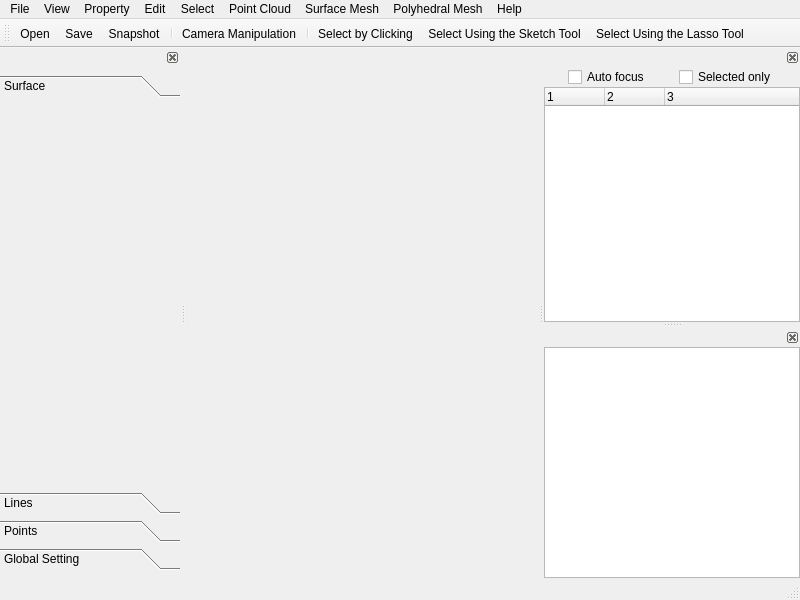
This is applications/Mapple/main_window.ui in LiangliangNan/Easy3D as Qt 5 draws it before an edit. The edited form follows.
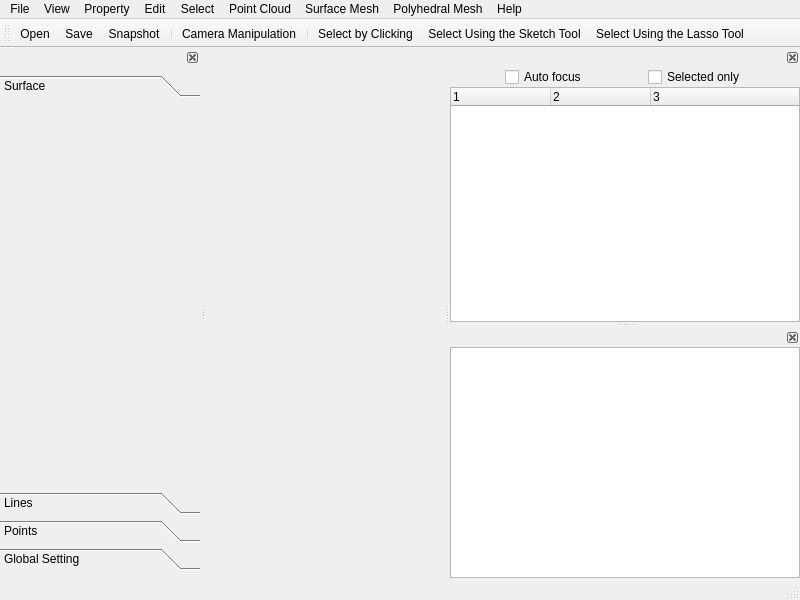
This is the edited form. Icons and pictures are not drawn. Custom widgets are drawn as their Qt base class.

Patch:
```diff
--- a/applications/Mapple/main_window.ui
+++ b/applications/Mapple/main_window.ui
@@ -226,7 +226,7 @@
   <widget class="QDockWidget" name="dockWidgetRendering">
    <property name="minimumSize">
     <size>
-     <width>180</width>
+     <width>200</width>
      <height>280</height>
     </size>
    </property>
@@ -267,7 +267,7 @@
          <rect>
           <x>0</x>
           <y>0</y>
-          <width>180</width>
+          <width>200</width>
           <height>333</height>
          </rect>
         </property>
@@ -404,6 +404,12 @@
    </widget>
   </widget>
   <widget class="QDockWidget" name="dockWidgetModels">
+   <property name="minimumSize">
+    <size>
+     <width>350</width>
+     <height>197</height>
+    </size>
+   </property>
    <property name="locale">
     <locale language="English" country="UnitedStates"/>
    </property>
@@ -510,9 +516,6 @@
        <property name="columnCount">
         <number>3</number>
        </property>
-       <attribute name="headerDefaultSectionSize">
-        <number>60</number>
-       </attribute>
        <column>
         <property name="text">
          <string notr="true">1</string>
@@ -533,7 +536,13 @@
     </layout>
    </widget>
   </widget>
-  <widget class="QDockWidget" name="dockWidgetLogger">
+  <widget class="QDockWidget" name="dockWidgetLog">
+   <property name="minimumSize">
+    <size>
+     <width>350</width>
+     <height>96</height>
+    </size>
+   </property>
    <property name="features">
     <set>QDockWidget::DockWidgetClosable</set>
    </property>
@@ -561,9 +570,12 @@
       <number>0</number>
      </property>
      <item>
-      <widget class="QTextEdit" name="textEditLogger">
-       <property name="readOnly">
-        <bool>true</bool>
+      <widget class="WidgetLog" name="listWidgetLog">
+       <property name="contextMenuPolicy">
+        <enum>Qt::CustomContextMenu</enum>
+       </property>
+       <property name="selectionMode">
+        <enum>QAbstractItemView::ContiguousSelection</enum>
        </property>
       </widget>
      </item>
@@ -1043,6 +1055,11 @@
    <extends>QTreeWidget</extends>
    <header>widgets/widget_model_list.h</header>
   </customwidget>
+  <customwidget>
+   <class>WidgetLog</class>
+   <extends>QListWidget</extends>
+   <header>widgets/widget_log.h</header>
+  </customwidget>
  </customwidgets>
  <resources>
   <include location="../../tutorials/Tutorial_202_Viewer_Qt/viewer_qt.qrc"/>
```
Left out of the diff: 11 changed lines with no effect on the pictures.
